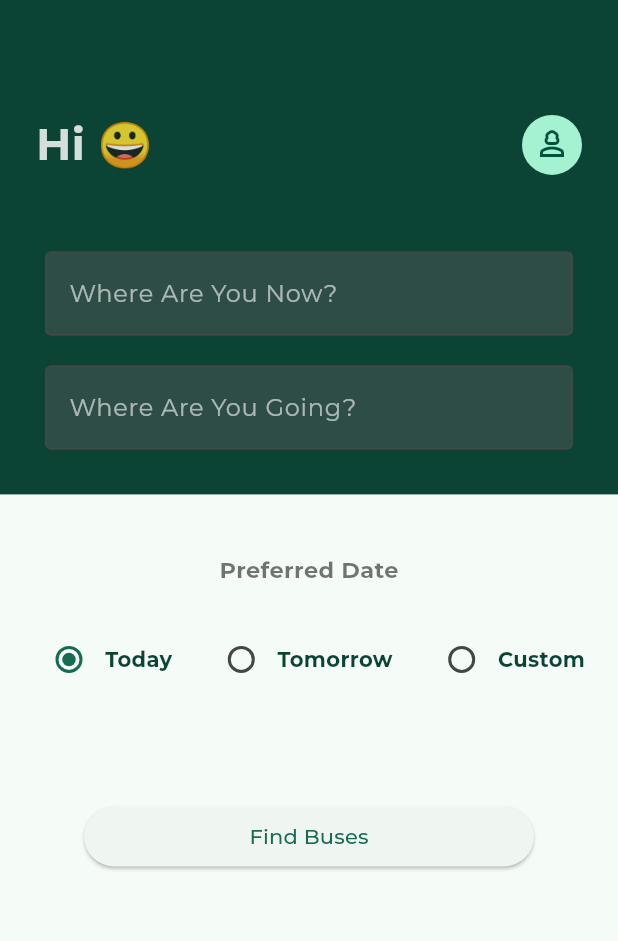
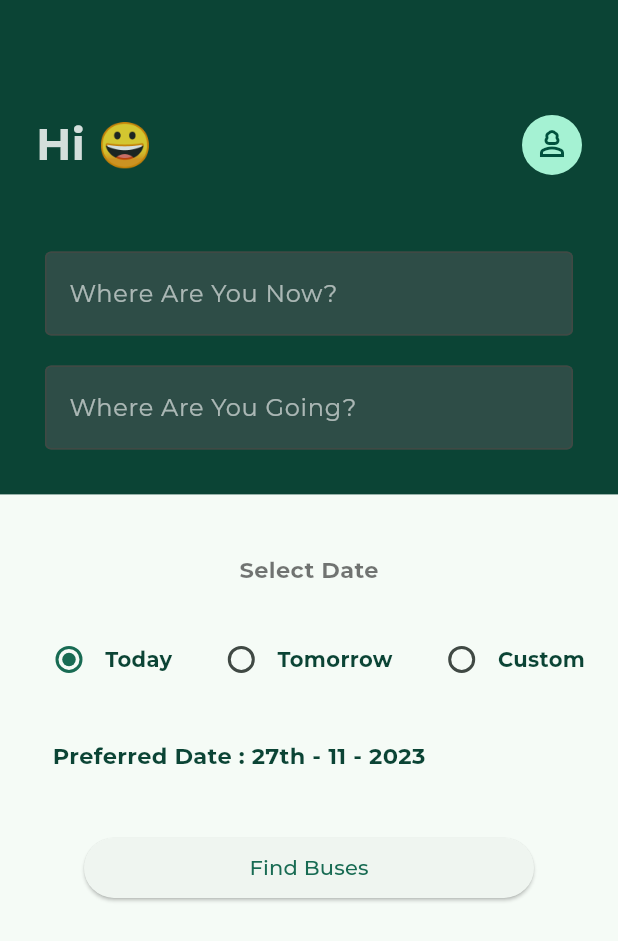
Before and after one commit to saninthottungal/iBus, a Flutter app: the ScreenHome screen opened by its route, on a phone screen of 412 x 824 dp. Shown: the top 941 px of the screen. Run offline on Flutter 3.47's test engine with Material 3 defaults, Android fonts, the phone set to English and light mode, and no system bars; our stand-ins replace firebase_auth, firebase_core, google_fonts, shared_preferences; accounts and stored records are empty.

Commit message:
some tweaks done

```diff
--- a/lib/Screens/ScreenHome.dart
+++ b/lib/Screens/ScreenHome.dart
@@ -17,6 +17,7 @@ class ScreenHome extends StatefulWidget {
 class _ScreenHomeState extends State<ScreenHome> {
   late final String displayName;
   ValueNotifier<Date> currentDateNotifier = ValueNotifier(Date.today);
+  DateTime selectedDate = DateTime.now();
 
   @override
   void initState() {
@@ -109,6 +110,9 @@ class _ScreenHomeState extends State<ScreenHome> {
                     const Padding(
                       padding: EdgeInsets.symmetric(horizontal: 30),
                       child: TextField(
+                        style: TextStyle(
+                          color: Colors.white70,
+                        ),
                         decoration: InputDecoration(
                           filled: true,
                           fillColor: Color.fromARGB(100, 100, 91, 100),
@@ -121,12 +125,12 @@ class _ScreenHomeState extends State<ScreenHome> {
                     const SizedBox(
                       height: 20,
                     ),
-
                     //text Field 2
 
                     const Padding(
                       padding: EdgeInsets.symmetric(horizontal: 30),
                       child: TextField(
+                        style: TextStyle(color: Colors.white70),
                         decoration: InputDecoration(
                           filled: true,
                           fillColor: Color.fromARGB(100, 100, 91, 100),
@@ -144,12 +148,22 @@ class _ScreenHomeState extends State<ScreenHome> {
 
             const SizedBox(height: 30),
 
+            // ListView.separated(
+            //   itemBuilder: (context, index) {
+            //     return const ListTile(
+            //       title: Text("sanin"),
+            //     );
+            //   },
+            //   separatorBuilder: (context, index) => const SizedBox(height: 2),
+            //   itemCount: 1,
+            // ),
+
             //available Dates
 
             Padding(
               padding: const EdgeInsets.symmetric(vertical: 10),
               child: Text(
-                "Preferred Date",
+                "Select Date",
                 textAlign: TextAlign.left,
                 style: GoogleFonts.montserrat(
                   textStyle: const TextStyle(
@@ -212,7 +226,8 @@ class _ScreenHomeState extends State<ScreenHome> {
                             Radio(
                                 value: Date.custom,
                                 groupValue: newDate,
-                                onChanged: (newValue) {
+                                onChanged: (newValue) async {
+                                  selectedDate = await customDate(context);
                                   currentDateNotifier.value = newValue!;
                                 }),
                             const Text(
@@ -230,6 +245,33 @@ class _ScreenHomeState extends State<ScreenHome> {
             ),
 
             const SizedBox(height: 30),
+
+            ValueListenableBuilder(
+                valueListenable: currentDateNotifier,
+                builder: (context, newValue, _) {
+                  if (newValue == Date.today) {
+                    selectedDate = DateTime.now();
+                  } else if (newValue == Date.tomorrow) {
+                    selectedDate = DateTime.now().add(const Duration(days: 1));
+                  } else {}
+                  return SizedBox(
+                    width: double.infinity,
+                    child: Padding(
+                      padding: const EdgeInsets.symmetric(horizontal: 35),
+                      child: Text(
+                        "Preferred Date : ${dateParser(selectedDate)}",
+                        textAlign: TextAlign.left,
+                        style: GoogleFonts.montserrat(
+                          textStyle: const TextStyle(
+                            color: themeColor,
+                            fontSize: 15,
+                            fontWeight: FontWeight.bold,
+                          ),
+                        ),
+                      ),
+                    ),
+                  );
+                }),
 
             // Preferred Time
 
@@ -252,4 +294,24 @@ class _ScreenHomeState extends State<ScreenHome> {
       ),
     );
   }
+
+  String dateParser(DateTime value) {
+    final dateTime = '${value.day}th - ${value.month} - ${value.year}';
+    return dateTime;
+  }
+
+  Future<DateTime> customDate(BuildContext context) async {
+    final dateTime = await showDatePicker(
+      context: context,
+      firstDate: DateTime.now(),
+      lastDate: DateTime.now().add(
+        const Duration(days: 30 * 10),
+      ),
+    );
+    if (dateTime == null) {
+      return DateTime.now();
+    } else {
+      return dateTime;
+    }
+  }
 }
```
Also changed, not shown: lib/core/Constants.dart (+29 -1 lines).
